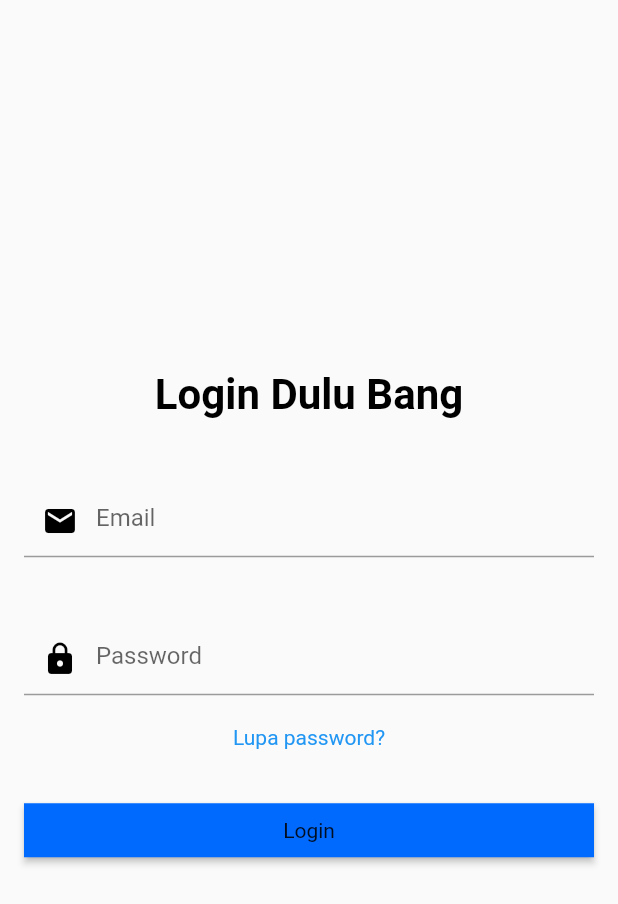
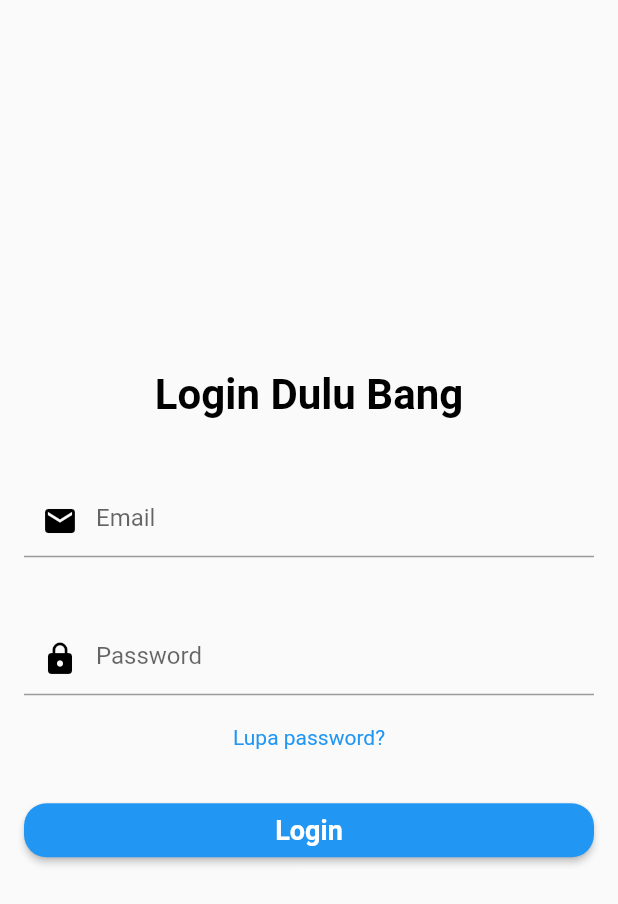
Before and after one commit to endrisusanto/sample, a Flutter app: the screen it shows after launch, on a phone screen of 412 x 824 dp. Shown: the top 904 px of the screen. Run offline on Flutter 3.47's test engine with Material 2 defaults, Android fonts, the phone set to English and light mode, and no system bars.

Commit message:
login button update

```diff
--- a/lib/main.dart
+++ b/lib/main.dart
@@ -96,14 +96,27 @@ class _LoginScreenState extends State<LoginScreen> {
           const SizedBox(
             height: 30.0,
           ),
-          SizedBox(
-            width: double.infinity,
-            child: RawMaterialButton(
-              fillColor: const Color(0xff0069fe),
-              onPressed: () {},
-              child: const Text("Login"),
-            ),
-          ),
+          Container(
+              width: double.infinity,
+              decoration: BoxDecoration(
+                borderRadius: BorderRadius.circular(
+                    50.0), // Atur nilai sesuai kebutuhan Anda
+              ),
+              child: RawMaterialButton(
+                fillColor: Colors.blue,
+                onPressed: () {},
+                shape: RoundedRectangleBorder(
+                  borderRadius: BorderRadius.circular(
+                      15.0), // Sesuaikan nilai ini sesuai kebutuhan Anda
+                ),
+                child: const Text(
+                  "Login",
+                  style: TextStyle(
+                      fontSize: 18.0,
+                      fontWeight: FontWeight.bold,
+                      color: Colors.white),
+                ),
+              )),
         ],
       ),
     );
```
